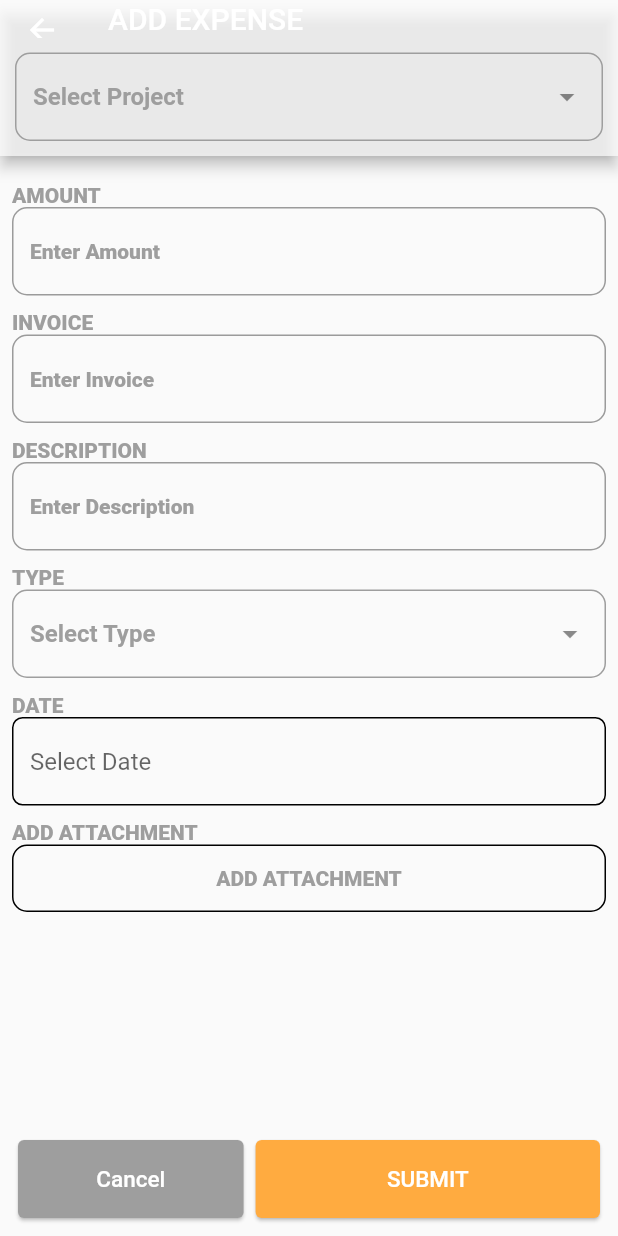
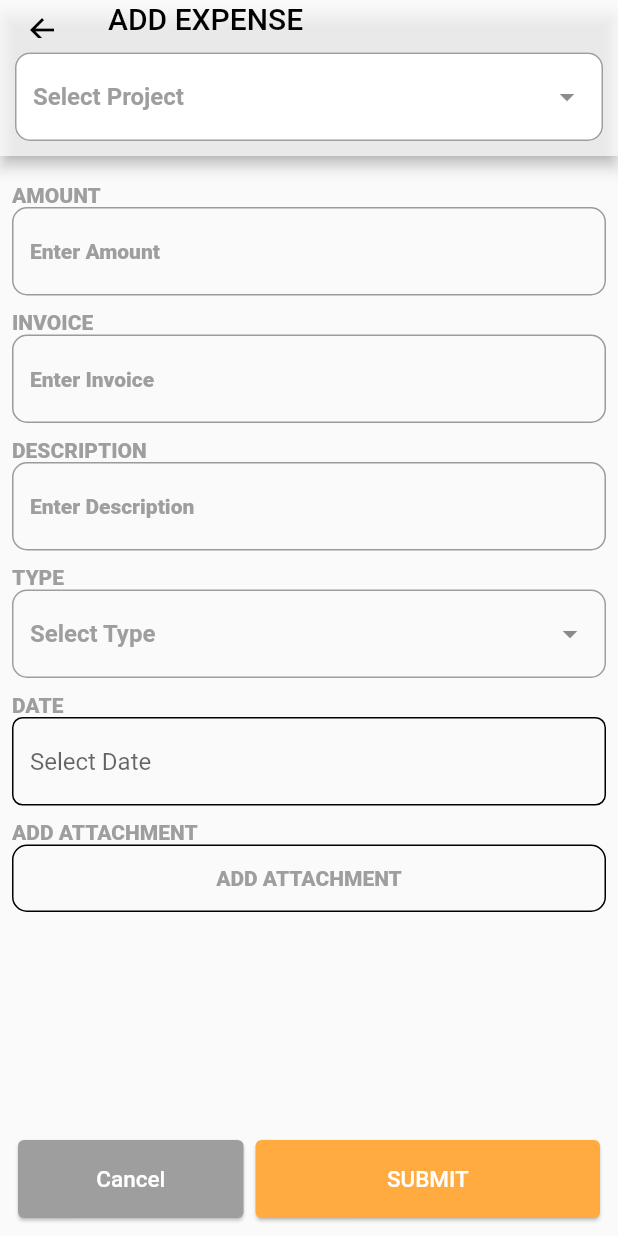
Before and after one commit to Anand-Jangid/attendencesheet, a Flutter app: the ProjectExpenseScreen screen opened directly, after a tap on "+ ADD NEW EXPENSE", on a phone screen of 412 x 824 dp. Run offline on Flutter 3.47's test engine with Material 2 defaults, Android fonts, the phone set to English and light mode, and no system bars; drawn by our look-alikes of dropdown_textfield; our stand-ins replace file_picker, get, modal_progress_hud_nsn; network calls fail.

Commit message:
Appbar Completed

```diff
--- a/lib/Screens/site_map_screens/expense_report/add_expense_report/add_expense_report.dart
+++ b/lib/Screens/site_map_screens/expense_report/add_expense_report/add_expense_report.dart
@@ -25,6 +25,9 @@ class AddExpenseReport extends StatelessWidget {
       resizeToAvoidBottomInset: false,
       appBar: AppBar(
         title: Text("EXPENSE REPORT"),
+        leading: const BackButton(
+            color: Colors.black
+        ),
       ),
       body: Padding(
         padding: const EdgeInsets.all(8.0),
--- a/lib/Screens/site_map_screens/expense_report/add_expense_report/expense_report_summary.dart
+++ b/lib/Screens/site_map_screens/expense_report/add_expense_report/expense_report_summary.dart
@@ -99,6 +99,9 @@ class _ExpenseReportSummaryState extends State<ExpenseReportSummary> {
             ),
           ),
         ),
+        leading: const BackButton(
+            color: Colors.black
+        ),
       ),
       body: Padding(
         padding: const EdgeInsets.all(8.0),
--- a/lib/Screens/site_map_screens/expense_report/expense_report_screen.dart
+++ b/lib/Screens/site_map_screens/expense_report/expense_report_screen.dart
@@ -15,6 +15,9 @@ class ExpenseReportScreen extends StatelessWidget {
     return Scaffold(
       appBar: AppBar(
         title: const Text("EXPENSE REPORTS"),
+        leading: const BackButton(
+            color: Colors.black
+        ),
       ),
       body: Padding(
         padding: const EdgeInsets.all(8.0),
--- a/lib/Screens/site_map_screens/project_expense/project_expense_screen/add_expense_screen.dart
+++ b/lib/Screens/site_map_screens/project_expense/project_expense_screen/add_expense_screen.dart
@@ -42,11 +42,16 @@ class _AddExpenseScreenState extends State<AddExpenseScreen> {
     return Scaffold(
       resizeToAvoidBottomInset: false,
       appBar: AppBar(
-        title: const Text("ADD EXPENSE"),
+        title: const Text("ADD EXPENSE", style: TextStyle(color: Colors.black),),
         bottom: PreferredSize(
           preferredSize: const Size.fromHeight(48.0),
           child: Padding(
             padding: const EdgeInsets.all(10.0),
+            child: Container(
+              decoration: BoxDecoration(
+                color: Colors.white,
+                borderRadius: BorderRadius.circular(10),
+              ),
               child: DropDownTextFielD(
                 controller: projectController,
                 dropDownList: const [
@@ -60,7 +65,10 @@ class _AddExpenseScreenState extends State<AddExpenseScreen> {
             ),
           ),
         ),
-
+        leading: const BackButton(
+            color: Colors.black
+        ),
+      ),
       body: Padding(
         padding: const EdgeInsets.all(8.0),
         child: Column(
--- a/lib/Screens/site_map_screens/project_expense/project_expense_screen/project_expense_screen.dart
+++ b/lib/Screens/site_map_screens/project_expense/project_expense_screen/project_expense_screen.dart
@@ -21,6 +21,9 @@ class _ProjectExpenseScreenState extends State<ProjectExpenseScreen> {
     return Scaffold(
       appBar: AppBar(
         title: const Text("PEOJECT EXPENSE", style: TextStyle(color: Colors.black),),
+        leading: const BackButton(
+            color: Colors.black
+        ),
       ),
       body: Padding(
         padding: const EdgeInsets.all(8.0),
```
Also changed, not shown: lib/Screens/site_map_screens/project_expense/project_expense_screen/edit_expense_screen.dart (+10 -1 lines), lib/Screens/site_map_screens/salary_screen/salaryscreen.dart (+7 -7 lines). Lines whose indentation alone changed are shown as unchanged.
